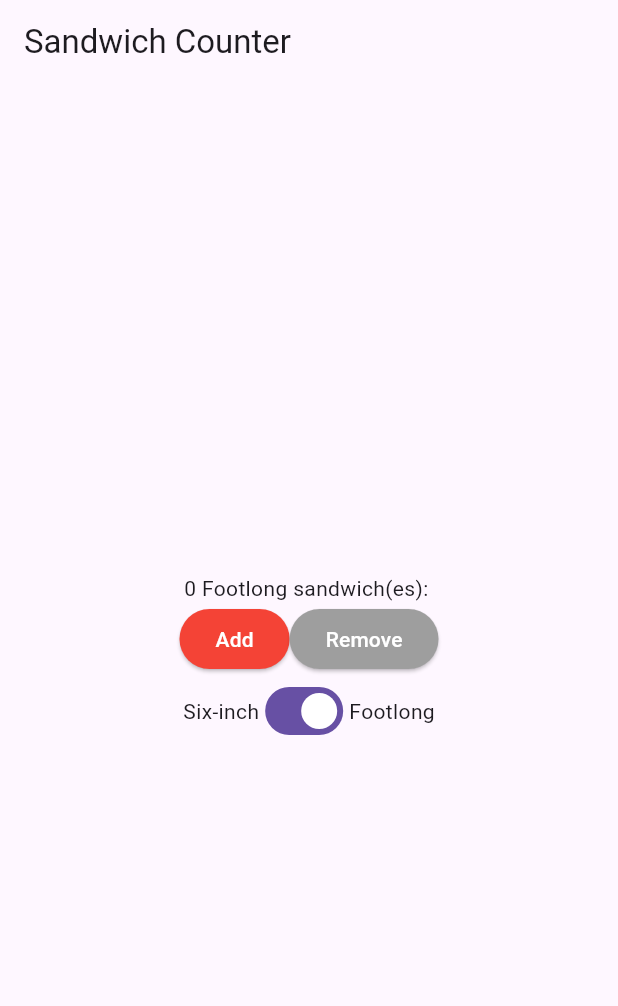
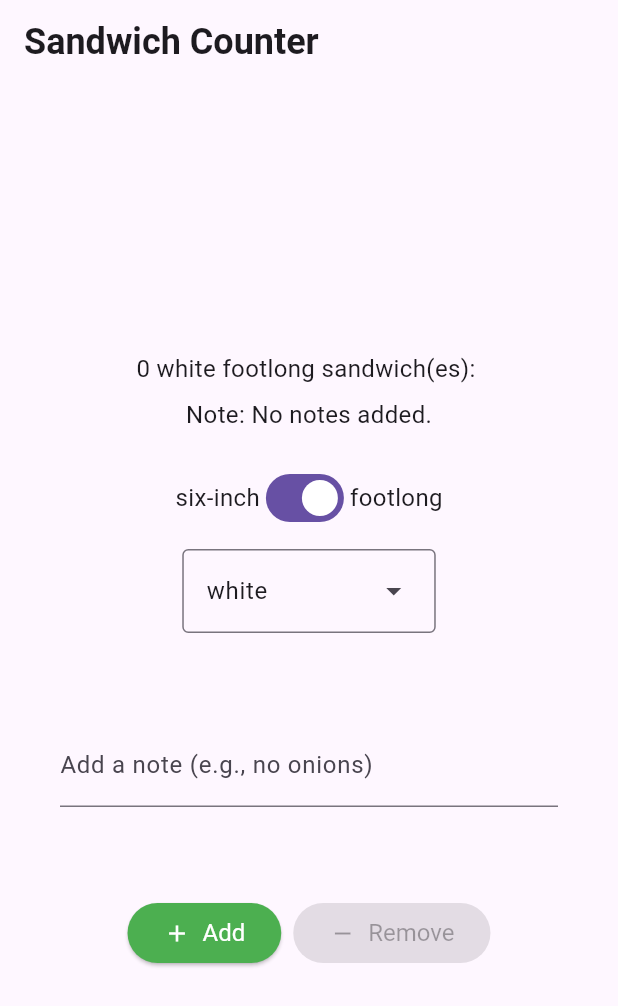
Before and after one commit to Jim-Codling/sandwich_shop, a Flutter app: the screen it shows after launch, after a tap on "Add", after a tap on "Remove", on a phone screen of 412 x 824 dp. Shown: the top 1006 px of the screen. Run offline on Flutter 3.47's test engine with Material 3 defaults, Android fonts, the phone set to English and light mode, and no system bars.

Commit message:
make new branch

```diff
--- a/lib/main.dart
+++ b/lib/main.dart
@@ -1,7 +1,8 @@
 import 'package:flutter/material.dart';
+import 'package:sandwich_shop/views/app_styles.dart';
+import 'package:sandwich_shop/repositories/order_repository.dart';
 
-MaterialColor addcolour = Colors.red;
-MaterialColor remcolour = Colors.grey;
+enum BreadType { white, wheat, wholemeal }
 
 void main() {
   runApp(const App());
@@ -31,79 +32,140 @@ class OrderScreen extends StatefulWidget {
 }
 
 class _OrderScreenState extends State<OrderScreen> {
-  int _quantity = 0;
+  late final OrderRepository _orderRepository;
+  final TextEditingController _notesController = TextEditingController();
   bool _isFootlong = true;
-  String get _selectedSize => _isFootlong ? 'Footlong' : 'Six-inch';
+  BreadType _selectedBreadType = BreadType.white;
 
-  void _increaseQuantity() {
-    if (_quantity < widget.maxQuantity) {
-      addcolour = Colors.red;
-      remcolour = Colors.red;
-      setState(() => _quantity++);
+  @override
+  void initState() {
+    super.initState();
+    _orderRepository = OrderRepository(maxQuantity: widget.maxQuantity);
+    _notesController.addListener(() {
+      setState(() {});
+    });
+  }
+
+  @override
+  void dispose() {
+    _notesController.dispose();
+    super.dispose();
+  }
+
+  VoidCallback? _getIncreaseCallback() {
+    if (_orderRepository.canIncrement) {
+      return () => setState(_orderRepository.increment);
     }
-    if (_quantity == widget.maxQuantity) {
-      addcolour = Colors.grey;
-      remcolour = Colors.red;
+    return null;
+  }
+
+  VoidCallback? _getDecreaseCallback() {
+    if (_orderRepository.canDecrement) {
+      return () => setState(_orderRepository.decrement);
+    }
+    return null;
+  }
+
+  void _onSandwichTypeChanged(bool value) {
+    setState(() => _isFootlong = value);
+  }
+
+  void _onBreadTypeSelected(BreadType? value) {
+    if (value != null) {
+      setState(() => _selectedBreadType = value);
     }
   }
 
-  void _decreaseQuantity() {
-    if (_quantity > 0) {
-      remcolour = Colors.red;
-      addcolour = Colors.red;
-      setState(() => _quantity--);
+  List<DropdownMenuEntry<BreadType>> _buildDropdownEntries() {
+    List<DropdownMenuEntry<BreadType>> entries = [];
+    for (BreadType bread in BreadType.values) {
+      DropdownMenuEntry<BreadType> newEntry = DropdownMenuEntry<BreadType>(
+        value: bread,
+        label: bread.name,
+      );
+      entries.add(newEntry);
     }
-    if (_quantity == 0) {
-      remcolour = Colors.grey;
-      addcolour = Colors.red;
-    }
+    return entries;
   }
 
   @override
   Widget build(BuildContext context) {
+    String sandwichType = 'footlong';
+    if (!_isFootlong) {
+      sandwichType = 'six-inch';
+    }
+
+    String noteForDisplay;
+    if (_notesController.text.isEmpty) {
+      noteForDisplay = 'No notes added.';
+    } else {
+      noteForDisplay = _notesController.text;
+    }
+
     return Scaffold(
       appBar: AppBar(
-        title: const Text('Sandwich Counter'),
+        title: const Text(
+          'Sandwich Counter',
+          style: heading1,
+        ),
       ),
       body: Center(
         child: Column(
           mainAxisAlignment: MainAxisAlignment.center,
           children: <Widget>[
             OrderItemDisplay(
-              _quantity,
-              _selectedSize,
+              quantity: _orderRepository.quantity,
+              itemType: sandwichType,
+              breadType: _selectedBreadType,
+              orderNote: noteForDisplay,
             ),
+            const SizedBox(height: 20),
             Row(
               mainAxisAlignment: MainAxisAlignment.center,
               children: [
-                ElevatedButton(
-                  onPressed: _increaseQuantity,
-                  style: ElevatedButton.styleFrom(
-                    backgroundColor: addcolour,
-                    foregroundColor: Colors.white,
-                  ),
-                  child: const Text('Add'),
+                const Text('six-inch', style: normalText),
+                Switch(
+                  value: _isFootlong,
+                  onChanged: _onSandwichTypeChanged,
                 ),
-                ElevatedButton(
-                  onPressed: _decreaseQuantity,
-                  style: ElevatedButton.styleFrom(
-                    backgroundColor: remcolour,
-                    foregroundColor: Colors.white,
-                  ),
-                  child: const Text('Remove'),
-                ),
+                const Text('footlong', style: normalText),
               ],
             ),
-            // Size switch
+            const SizedBox(height: 10),
+            DropdownMenu<BreadType>(
+              textStyle: normalText,
+              initialSelection: _selectedBreadType,
+              onSelected: _onBreadTypeSelected,
+              dropdownMenuEntries: _buildDropdownEntries(),
+            ),
+            const SizedBox(height: 20),
+            Padding(
+              padding: const EdgeInsets.all(40.0),
+              child: TextField(
+                key: const Key('notes_textfield'),
+                controller: _notesController,
+                decoration: const InputDecoration(
+                  labelText: 'Add a note (e.g., no onions)',
+                ),
+              ),
+            ),
+            const SizedBox(height: 20),
             Row(
               mainAxisAlignment: MainAxisAlignment.center,
               children: [
-                const Text('Six-inch'),
-                Switch(
-                  value: _isFootlong,
-                  onChanged: (value) => setState(() => _isFootlong = value),
+                StyledButton(
+                  onPressed: _getIncreaseCallback(),
+                  icon: Icons.add,
+                  label: 'Add',
+                  backgroundColor: Colors.green,
                 ),
-                const Text('Footlong'),
+                const SizedBox(width: 8),
+                StyledButton(
+                  onPressed: _getDecreaseCallback(),
+                  icon: Icons.remove,
+                  label: 'Remove',
+                  backgroundColor: Colors.red,
+                ),
               ],
             ),
           ],
@@ -113,124 +175,73 @@ class _OrderScreenState extends State<OrderScreen> {
   }
 }
 
-class OrderItemDisplay extends StatelessWidget {
-  final String itemType;
-  final int quantity;
+class StyledButton extends StatelessWidget {
+  final VoidCallback? onPressed;
+  final IconData icon;
+  final String label;
+  final Color backgroundColor;
 
-  const OrderItemDisplay(this.quantity, this.itemType, {super.key});
+  const StyledButton({
+    super.key,
+    required this.onPressed,
+    required this.icon,
+    required this.label,
+    required this.backgroundColor,
+  });
 
   @override
   Widget build(BuildContext context) {
-    return Text('$quantity $itemType sandwich(es): ${'🥪' * quantity}');
-  }
-}
+    ButtonStyle myButtonStyle = ElevatedButton.styleFrom(
+      backgroundColor: backgroundColor,
+      foregroundColor: Colors.white,
+      textStyle: normalText,
+    );
 
-class MyApp extends StatelessWidget {
-  const MyApp({super.key});
-
-  // This widget is the root of your application.
-  @override
-  Widget build(BuildContext context) {
-    return MaterialApp(
-      title: 'Sandwich Shop',
-      theme: ThemeData(
-        // This is the theme of your application.
-        //
-        // TRY THIS: Try running your application with "flutter run". You'll see
-        // the application has a purple toolbar. Then, without quitting the app,
-        // try changing the seedColor in the colorScheme below to Colors.green
-        // and then invoke "hot reload" (save your changes or press the "hot
-        // reload" button in a Flutter-supported IDE, or press "r" if you used
-        // the command line to start the app).
-        //
-        // Notice that the counter didn't reset back to zero; the application
-        // state is not lost during the reload. To reset the state, use hot
-        // restart instead.
-        //
-        // This works for code too, not just values: Most code changes can be
-        // tested with just a hot reload.
-        colorScheme: ColorScheme.fromSeed(seedColor: Colors.green),
+    return ElevatedButton(
+      onPressed: onPressed,
+      style: myButtonStyle,
+      child: Row(
+        children: [
+          Icon(icon),
+          const SizedBox(width: 8),
+          Text(label),
+        ],
       ),
-      home: const MyHomePage(title: 'My Sandwich Shop'),
     );
   }
 }
 
-class MyHomePage extends StatefulWidget {
-  const MyHomePage({super.key, required this.title});
+class OrderItemDisplay extends StatelessWidget {
+  final int quantity;
+  final String itemType;
+  final BreadType breadType;
+  final String orderNote;
 
-  // This widget is the home page of your application. It is stateful, meaning
-  // that it has a State object (defined below) that contains fields that affect
-  // how it looks.
-
-  // This class is the configuration for the state. It holds the values (in this
-  // case the title) provided by the parent (in this case the App widget) and
-  // used by the build method of the State. Fields in a Widget subclass are
-  // always marked "final".
-
-  final String title;
-
-  @override
-  State<MyHomePage> createState() => _MyHomePageState();
-}
-
-class _MyHomePageState extends State<MyHomePage> {
-  void _incrementCounter() {
-    setState(() {
-      // This call to setState tells the Flutter framework that something has
-      // changed in this State, which causes it to rerun the build method below
-      // so that the display can reflect the updated values. If we changed
-      // _counter without calling setState(), then the build method would not be
-      // called again, and so nothing would appear to happen.
-    });
-  }
+  const OrderItemDisplay({
+    super.key,
+    required this.quantity,
+    required this.itemType,
+    required this.breadType,
+    required this.orderNote,
+  });
 
   @override
   Widget build(BuildContext context) {
-    // This method is rerun every time setState is called, for instance as done
-    // by the _incrementCounter method above.
-    //
-    // The Flutter framework has been optimized to make rerunning build methods
-    // fast, so that you can just rebuild anything that needs updating rather
-    // than having to individually change instances of widgets.
-    return Scaffold(
-      appBar: AppBar(
-        // TRY THIS: Try changing the color here to a specific color (to
-        // Colors.amber, perhaps?) and trigger a hot reload to see the AppBar
-        // change color while the other colors stay the same.
-        backgroundColor: Theme.of(context).colorScheme.inversePrimary,
-        // Here we take the value from the MyHomePage object that was created by
-        // the App.build method, and use it to set our appbar title.
-        title: Text(widget.title),
-      ),
-      body: const Center(
-        // Center is a layout widget. It takes a single child and positions it
-        // in the middle of the parent.
-        child: Column(
-          // Column is also a layout widget. It takes a list of children and
-          // arranges them vertically. By default, it sizes itself to fit its
-          // children horizontally, and tries to be as tall as its parent.
-          //
-          // Column has various properties to control how it sizes itself and
-          // how it positions its children. Here we use mainAxisAlignment to
-          // center the children vertically; the main axis here is the vertical
-          // axis because Columns are vertical (the cross axis would be
-          // horizontal).
-          //
-          // TRY THIS: Invoke "debug painting" (choose the "Toggle Debug Paint"
-          // action in the IDE, or press "p" in the console), to see the
-          // wireframe for each widget.
-          mainAxisAlignment: MainAxisAlignment.center,
-          children: <Widget>[
-            Text('Welcome to my shop!'),
-          ],
+    String displayText =
+        '$quantity ${breadType.name} $itemType sandwich(es): ${'🥪' * quantity}';
+
+    return Column(
+      children: [
+        Text(
+          displayText,
+          style: normalText,
         ),
-      ),
-      floatingActionButton: FloatingActionButton(
-        onPressed: _incrementCounter,
-        tooltip: 'Increment',
-        child: const Icon(Icons.add),
-      ), // This trailing comma makes auto-formatting nicer for build methods.
+        const SizedBox(height: 8),
+        Text(
+          'Note: $orderNote',
+          style: normalText,
+        ),
+      ],
     );
   }
 }
--- /dev/null
+++ b/lib/repositories/order_repository.dart
@@ -0,0 +1,23 @@
+class OrderRepository {
+  int _quantity = 0;
+  final int maxQuantity;
+
+  OrderRepository({required this.maxQuantity});
+
+  int get quantity => _quantity;
+
+  bool get canIncrement => _quantity < maxQuantity;
+  bool get canDecrement => _quantity > 0;
+
+  void increment() {
+    if (canIncrement) {
+      _quantity++;
+    }
+  }
+
+  void decrement() {
+    if (canDecrement) {
+      _quantity--;
+    }
+  }
+}
```
Also changed, not shown: 1 other file.
